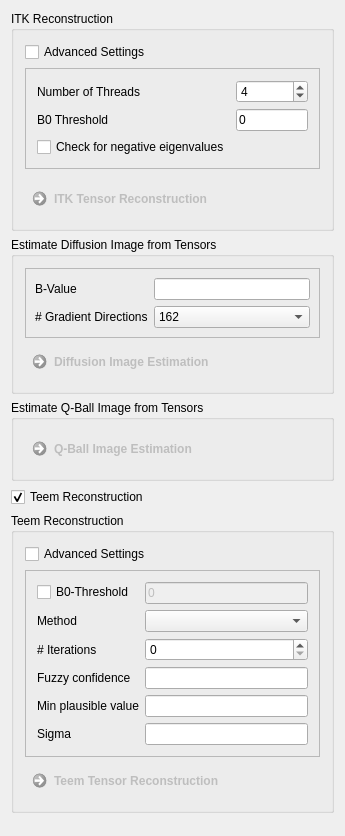
The window that Modules/Bundles/org.mitk.gui.qt.diffusionimaging/src/internal/QmitkTensorReconstructionViewControls.ui (MITK/MITK) describes before a commit, drawn with Qt 5.
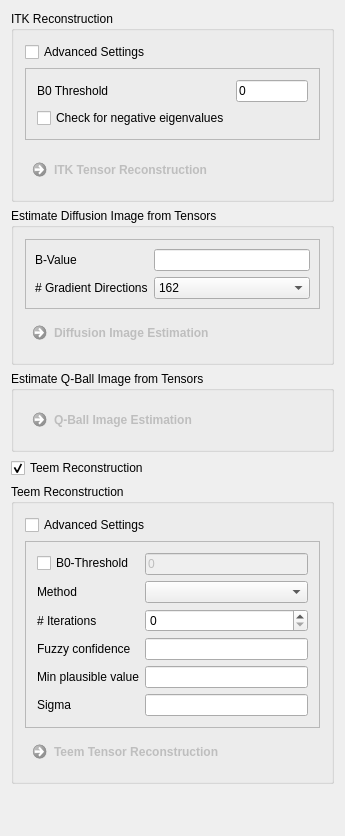
The same window after the commit.

Commit message: catching negative dwi image values. ui changes

Diff of the .ui file:
```diff
--- a/Modules/Bundles/org.mitk.gui.qt.diffusionimaging/src/internal/QmitkTensorReconstructionViewControls.ui
+++ b/Modules/Bundles/org.mitk.gui.qt.diffusionimaging/src/internal/QmitkTensorReconstructionViewControls.ui
@@ -48,24 +48,10 @@
          <enum>QFrame::Raised</enum>
         </property>
         <layout class="QFormLayout" name="formLayout">
+         <property name="fieldGrowthPolicy">
+          <enum>QFormLayout::AllNonFixedFieldsGrow</enum>
+         </property>
          <item row="0" column="0">
-          <widget class="QLabel" name="m_TensorReconstructionNumberThreadsLabel_2">
-           <property name="text">
-            <string>Number of Threads</string>
-           </property>
-           <property name="wordWrap">
-            <bool>false</bool>
-           </property>
-          </widget>
-         </item>
-         <item row="0" column="1">
-          <widget class="QSpinBox" name="m_TensorReconstructionNumberThreadsSpinbox">
-           <property name="value">
-            <number>4</number>
-           </property>
-          </widget>
-         </item>
-         <item row="1" column="0">
           <widget class="QLabel" name="m_TensorReconstructionThresholdLabel_2">
            <property name="text">
             <string>B0 Threshold</string>
@@ -75,14 +61,14 @@
            </property>
           </widget>
          </item>
-         <item row="1" column="1">
+         <item row="0" column="1">
           <widget class="QLineEdit" name="m_TensorReconstructionThreasholdEdit">
            <property name="text">
             <string>0</string>
            </property>
           </widget>
          </item>
-         <item row="2" column="0">
+         <item row="1" column="0">
           <widget class="QCheckBox" name="m_CheckNegativeEigenvalues">
            <property name="text">
             <string>Check for negative eigenvalues</string>
```
Left out of the diff: 18 changed lines with no effect on the pictures. The commit also changes 8 other files.
